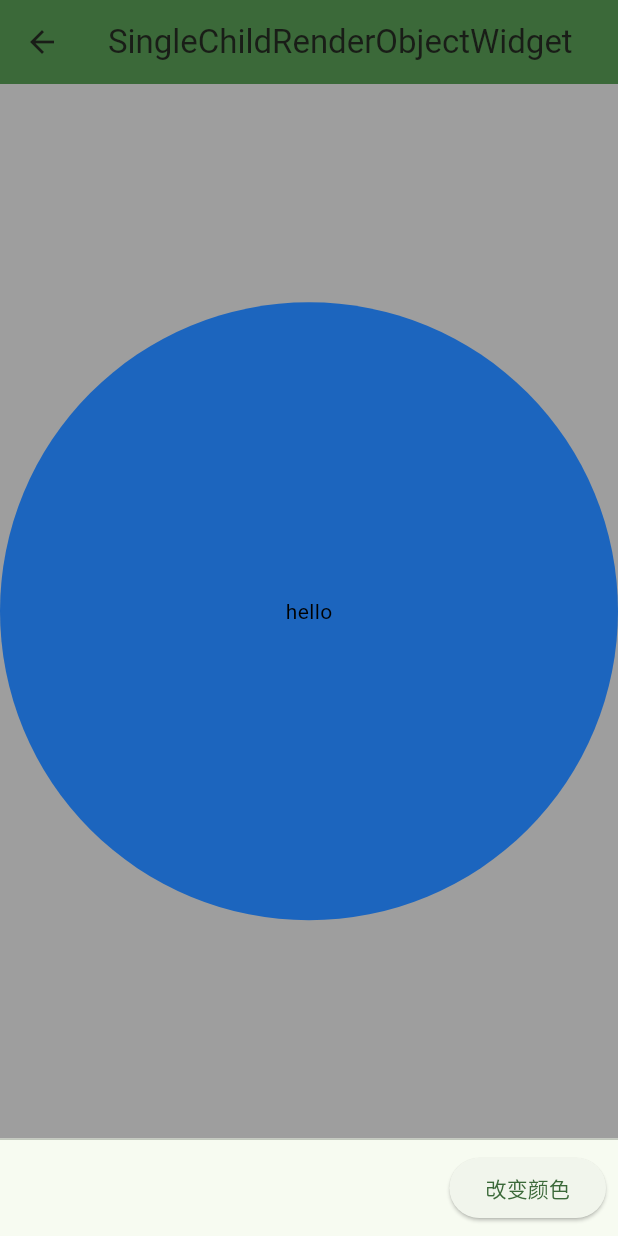
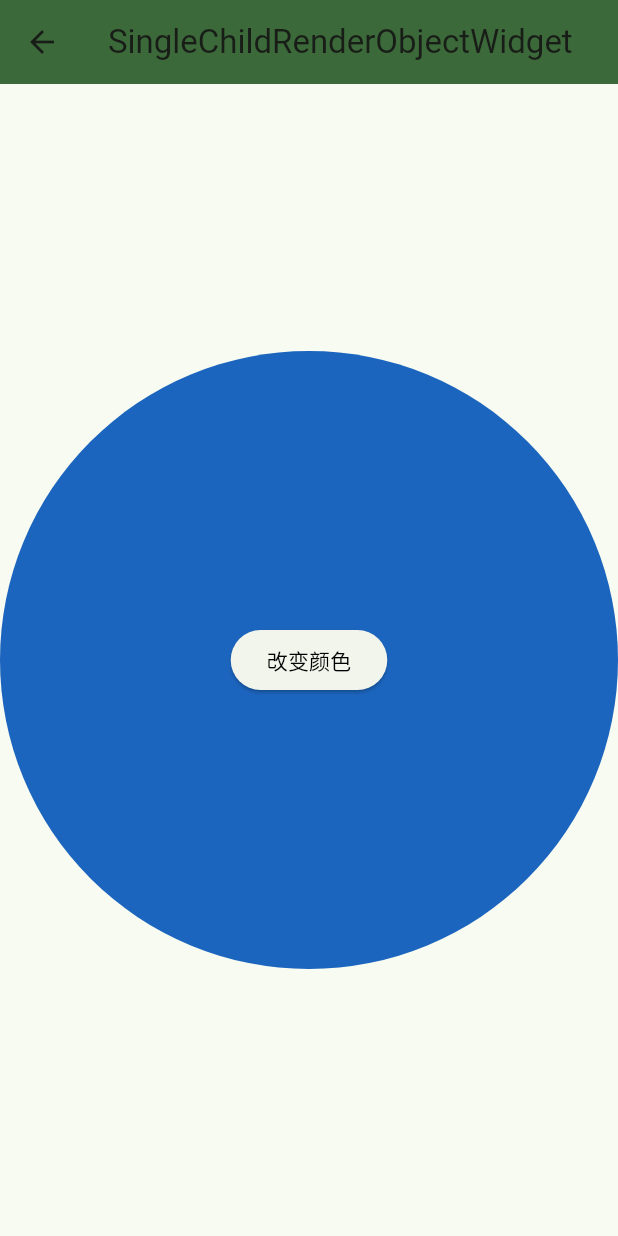
Before and after one commit to conghaonet/flutter_demo, a Flutter app: the SingleChildRenderObjectDemoPage screen opened by its route, after a tap on "改变颜色", on a phone screen of 412 x 824 dp. Run offline on Flutter 3.47's test engine with Material 2 defaults, Android fonts, the light colour scheme and no system bars; our stand-ins replace go_router, scroll_to_index, webview_flutter.

Commit message:
complete single_child_render_object_demo_page.dart

```diff
--- a/lib/src/page/single_child_render_object_demo_page.dart
+++ b/lib/src/page/single_child_render_object_demo_page.dart
@@ -25,75 +25,49 @@ class _SingleChildRenderObjectDemoPageState extends State<SingleChildRenderObjec
       appBar: AppBar(
         title: const Text('SingleChildRenderObjectWidget'),
       ),
-      body: Container(
-        color: Colors.grey,
-        child: _MySingleChildWidget(
-          color: _color,
-          child: const Center(
-            child: Text('hello', style: TextStyle(color: Colors.black),),
+      body: _MySingleChildWidget(
+        color: _color,
+        child: Center(
+          child: ElevatedButton(
+            onPressed: () {
+              setState(() {
+                _color = Color.fromARGB(255, _random.nextInt(256), _random.nextInt(256), _random.nextInt(256),);
+              });
+            },
+            child: const Text('改变颜色', style: TextStyle(color: Colors.black),),
           ),
         ),
       ),
-      persistentFooterButtons: [
-        ElevatedButton(
-          onPressed: () {
-            setState(() {
-              _color = Color.fromARGB(
-                255,
-                _random.nextInt(256), /// Random().nextInt(256); // Value is >= 0 and < 256.
-                _random.nextInt(256),
-                _random.nextInt(256),
-              );
-            });
-          },
-          child: Text('改变颜色'),
-        ),
-      ],
     );
   }
 }
 
 class _MySingleChildWidget extends SingleChildRenderObjectWidget {
   final Color color;
-  final double? width;
   const _MySingleChildWidget({
-    super.key,
     super.child,
-    required this.color,
-    this.width
+    required this.color
   });
 
   @override
   _MyRenderBox createRenderObject(BuildContext context) {
-    return _MyRenderBox(color, width);
+    return _MyRenderBox(color);
   }
 
   @override
   void updateRenderObject(BuildContext context, covariant _MyRenderBox renderObject) {
-    renderObject
-      ..color = color
-      ..width = width;
+    renderObject.color = color;
   }
 }
 
-
 class _MyRenderBox extends RenderBox with RenderObjectWithChildMixin<RenderBox> {
   Color _color;
-  double? _width;
-  _MyRenderBox(this._color, this._width);
+  _MyRenderBox(this._color);
 
   Color get color => _color;
   set color(Color c) {
     if(c != _color) {
-      debugPrint('Color is $c');
       _color = c;
-      markNeedsPaint();
-    }
-  }
-  double? get width => _width;
-  set width(double? w) {
-    if(_width != w) {
-      _width = w;
       markNeedsPaint();
     }
   }
```
